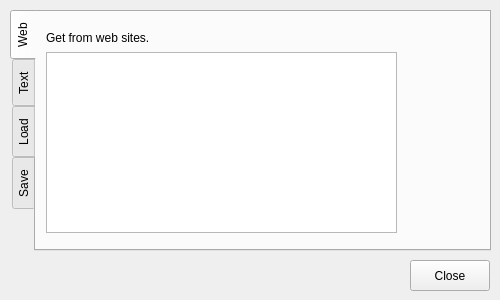
This is forms/recorddialog.ui in shogimaru/shogimaru as Qt 5 draws it before an edit. The edited form follows.
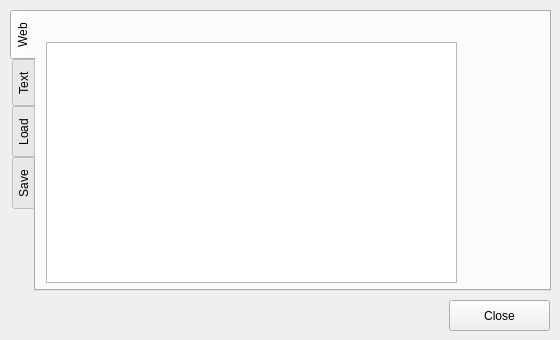
This is the edited form. The open tabs and pages were chosen to show the change.

What changed in the file:
```diff
--- a/forms/recorddialog.ui
+++ b/forms/recorddialog.ui
@@ -6,8 +6,8 @@
    <rect>
     <x>0</x>
     <y>0</y>
-    <width>500</width>
-    <height>300</height>
+    <width>560</width>
+    <height>340</height>
    </rect>
   </property>
   <property name="windowTitle">
@@ -18,8 +18,8 @@
     <rect>
      <x>10</x>
      <y>10</y>
-     <width>481</width>
-     <height>241</height>
+     <width>541</width>
+     <height>281</height>
     </rect>
    </property>
    <property name="tabPosition">
@@ -39,9 +39,9 @@
      <property name="geometry">
       <rect>
        <x>10</x>
-       <y>40</y>
-       <width>351</width>
-       <height>181</height>
+       <y>30</y>
+       <width>411</width>
+       <height>241</height>
       </rect>
      </property>
     </widget>
@@ -49,13 +49,21 @@
      <property name="geometry">
       <rect>
        <x>10</x>
-       <y>10</y>
-       <width>361</width>
+       <y>0</y>
+       <width>401</width>
        <height>31</height>
       </rect>
      </property>
+     <property name="font">
+      <font>
+       <pointsize>8</pointsize>
+      </font>
+     </property>
      <property name="text">
-      <string>Get from web sites.</string>
+      <string/>
+     </property>
+     <property name="alignment">
+      <set>Qt::AlignRight|Qt::AlignTrailing|Qt::AlignVCenter</set>
      </property>
     </widget>
    </widget>
@@ -169,9 +177,9 @@
   <widget class="QPushButton" name="closeButton">
    <property name="geometry">
     <rect>
-     <x>410</x>
-     <y>260</y>
-     <width>80</width>
+     <x>449</x>
+     <y>300</y>
+     <width>101</width>
      <height>31</height>
     </rect>
    </property>
```
Left out of the diff: 10 changed lines with no effect on the pictures.
